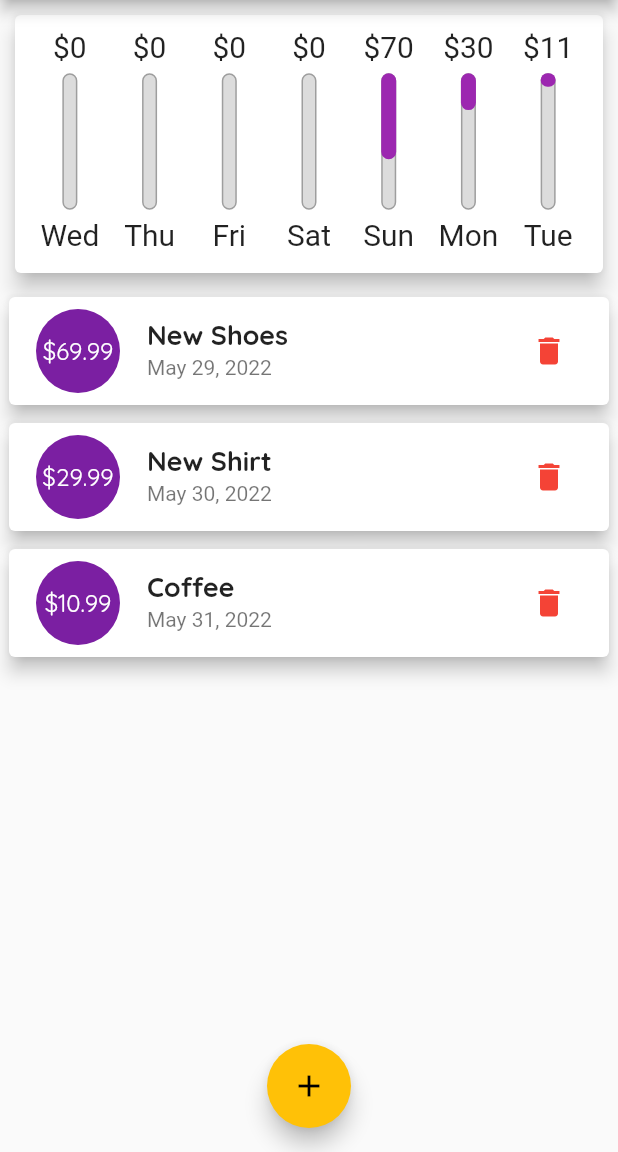
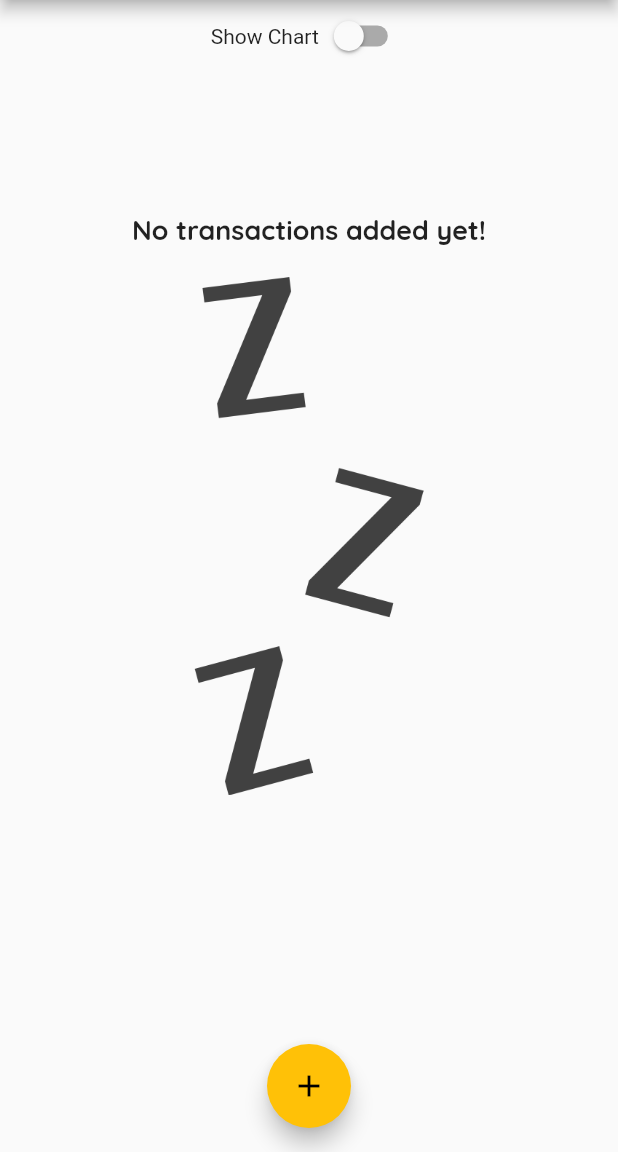
Before and after one commit to PandaTechMobile/flutter_spend_tracker, a Flutter app: the screen it shows after launch, on a phone screen of 412 x 824 dp, the part 84-1236 px from its top. Run offline on Flutter 3.47's test engine with Material 2 defaults, Android fonts, the phone set to English and light mode, and no system bars.

Commit message:
Continued responsive changes (Ep4Chp09) - Making changes for landscape

```diff
--- a/lib/main.dart
+++ b/lib/main.dart
@@ -1,11 +1,19 @@
 import 'package:flutter/material.dart';
+import 'package:flutter/services.dart';
 
 import './widgets/chart_widget.dart';
 import './widgets/new_transaction_widget.dart';
 import './widgets/transaction_list_widget.dart';
 import 'models/transaction.dart';
 
-void main() => runApp(MyApp());
+void main() {
+  // WidgetsFlutterBinding.ensureInitialized();
+  // SystemChrome.setPreferredOrientations([
+  //   DeviceOrientation.portraitUp,
+  //   DeviceOrientation.portraitDown,
+  // ]);
+  runApp(MyApp());
+}
 
 class MyApp extends StatelessWidget {
   @override
@@ -47,31 +55,81 @@ class MyHomePage extends StatefulWidget {
 
 class _MyHomePageState extends State<MyHomePage> {
   final List<Transaction> _userTransactions = [
-    Transaction(
-      id: 't1',
-      title: 'New Shoes',
-      amount: 69.99,
-      date: DateTime.now().add(
-        Duration(days: -2),
-      ),
-    ),
-    Transaction(
-      id: 't2',
-      title: 'New Shirt',
-      amount: 29.99,
-      date: DateTime.now().add(
-        Duration(days: -1),
-      ),
-    ),
-    Transaction(
-      id: 't3',
-      title: 'Coffee',
-      amount: 10.99,
-      date: DateTime.now().add(
-        Duration(hours: -1),
-      ),
-    ),
+    // Transaction(
+    //   id: 't1',
+    //   title: 'New Shoes',
+    //   amount: 69.99,
+    //   date: DateTime.now().add(
+    //     Duration(days: -2),
+    //   ),
+    // ),
+    // Transaction(
+    //   id: 't2',
+    //   title: 'New Shirt',
+    //   amount: 29.99,
+    //   date: DateTime.now().add(
+    //     Duration(days: -1),
+    //   ),
+    // ),
+    // Transaction(
+    //   id: 't3',
+    //   title: 'Coffee',
+    //   amount: 10.99,
+    //   date: DateTime.now().add(
+    //     Duration(hours: -1),
+    //   ),
+    // ),
+    // Transaction(
+    //   id: 't1',
+    //   title: 'New Shoes',
+    //   amount: 69.99,
+    //   date: DateTime.now().add(
+    //     Duration(days: -2),
+    //   ),
+    // ),
+    // Transaction(
+    //   id: 't2',
+    //   title: 'New Shirt',
+    //   amount: 29.99,
+    //   date: DateTime.now().add(
+    //     Duration(days: -1),
+    //   ),
+    // ),
+    // Transaction(
+    //   id: 't3',
+    //   title: 'Coffee',
+    //   amount: 10.99,
+    //   date: DateTime.now().add(
+    //     Duration(hours: -1),
+    //   ),
+    // ),
+    // Transaction(
+    //   id: 't1',
+    //   title: 'New Shoes',
+    //   amount: 69.99,
+    //   date: DateTime.now().add(
+    //     Duration(days: -2),
+    //   ),
+    // ),
+    // Transaction(
+    //   id: 't2',
+    //   title: 'New Shirt',
+    //   amount: 29.99,
+    //   date: DateTime.now().add(
+    //     Duration(days: -1),
+    //   ),
+    // ),
+    // Transaction(
+    //   id: 't3',
+    //   title: 'Coffee',
+    //   amount: 10.99,
+    //   date: DateTime.now().add(
+    //     Duration(hours: -1),
+    //   ),
+    // ),
   ];
+
+  bool _showChart = false;
 
   List<Transaction> get _recentTransactions {
     return _userTransactions.where((txn) {
@@ -146,20 +204,35 @@ class _MyHomePageState extends State<MyHomePage> {
             //     ),
             //   ),
             // ),
-            Container(
-              height: (MediaQuery.of(context).size.height -
-                      appBar.preferredSize.height -
-                      MediaQuery.of(context).padding.top) *
-                  0.25,
-              child: Chart(_recentTransactions),
+            Row(
+              mainAxisAlignment: MainAxisAlignment.center,
+              children: [
+                Text('Show Chart'),
+                Switch(
+                    value: _showChart,
+                    onChanged: (val) {
+                      setState(() {
+                        _showChart = val;
+                      });
+                    })
+              ],
             ),
-            Container(
-              height: (MediaQuery.of(context).size.height -
-                      appBar.preferredSize.height -
-                      MediaQuery.of(context).padding.top) *
-                  0.75,
-              child: TransactionList(_userTransactions, _deleteTransaction),
-            ),
+            _showChart
+                ? Container(
+                    height: (MediaQuery.of(context).size.height -
+                            appBar.preferredSize.height -
+                            MediaQuery.of(context).padding.top) *
+                        0.75,
+                    child: Chart(_recentTransactions),
+                  )
+                : Container(
+                    height: (MediaQuery.of(context).size.height -
+                            appBar.preferredSize.height -
+                            MediaQuery.of(context).padding.top) *
+                        0.75,
+                    child:
+                        TransactionList(_userTransactions, _deleteTransaction),
+                  ),
             // Container(
             //   height: 200,
             //   child: Card(
--- a/lib/widgets/transaction_list_widget.dart
+++ b/lib/widgets/transaction_list_widget.dart
@@ -12,9 +12,9 @@ class TransactionList extends StatelessWidget {
   @override
   Widget build(BuildContext context) {
     return Container(
-      height: 420,
       child: _transactions.isEmpty
-          ? Column(
+          ? LayoutBuilder(builder: (ctx, constraints) {
+              return Column(
                 mainAxisAlignment: MainAxisAlignment.center,
                 children: [
                   Text(
@@ -23,14 +23,15 @@ class TransactionList extends StatelessWidget {
                   ),
                   Container(
                     margin: EdgeInsets.only(top: 20),
-                  height: 200,
+                    height: constraints.maxHeight * 0.6,
                     child: Image.asset(
                       'assets/images/waiting.png',
                       fit: BoxFit.cover,
                     ),
                   ),
                 ],
-            )
+              );
+            })
           : ListView.builder(
               itemCount: _transactions.length,
               itemBuilder: (ctx, index) {
```
Lines whose indentation alone changed are shown as unchanged.
